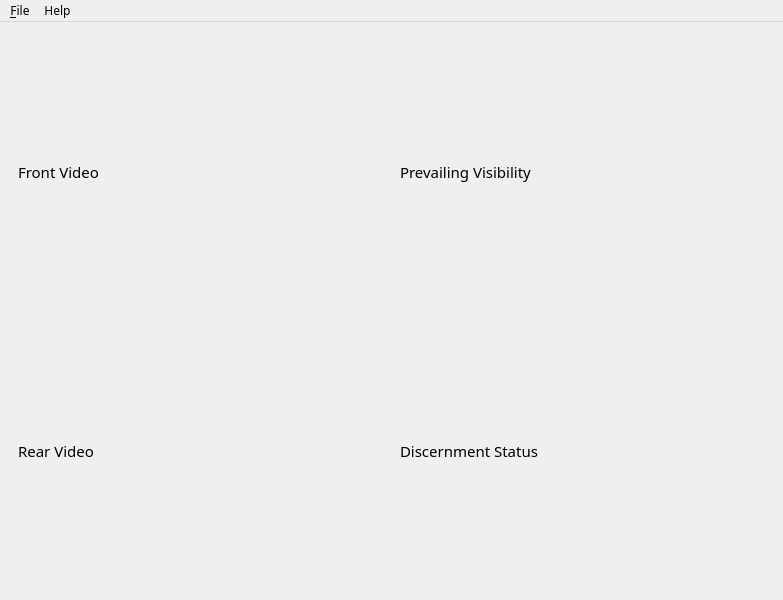
First picture: the form in js06/resources/main_view.ui, repository Oh-JongJin/js08, before the edit.
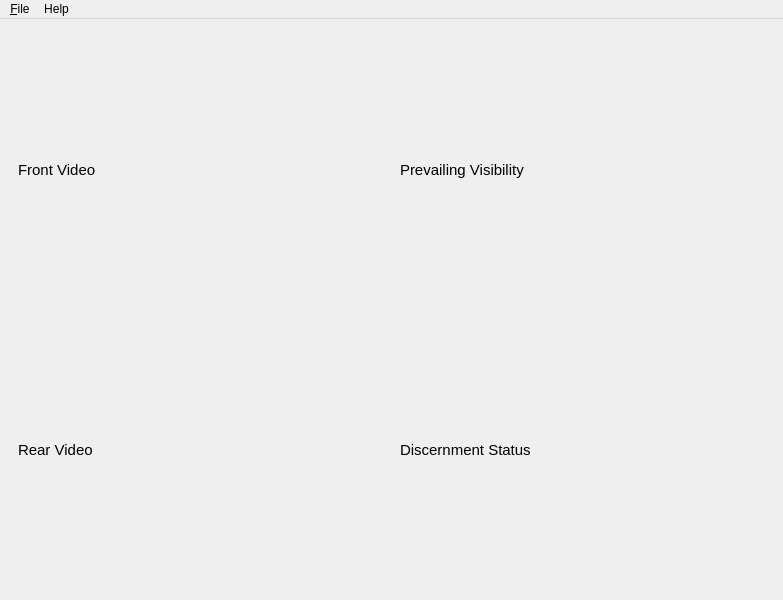
Second picture: the form after the edit.

Commit message: Modify custom font to system default font

```diff
--- a/js06/resources/main_view.ui
+++ b/js06/resources/main_view.ui
@@ -27,7 +27,6 @@
   </property>
   <property name="font">
    <font>
-    <family>Noto Sans</family>
     <pointsize>9</pointsize>
     <weight>50</weight>
     <italic>false</italic>
@@ -94,7 +93,6 @@
            <widget class="QLabel" name="front_video_label">
             <property name="font">
              <font>
-              <family>Noto Sans</family>
               <pointsize>11</pointsize>
               <weight>50</weight>
               <italic>false</italic>
@@ -123,7 +121,6 @@
            <widget class="QLabel" name="rear_video_label">
             <property name="font">
              <font>
-              <family>Noto Sans</family>
               <pointsize>11</pointsize>
               <weight>50</weight>
               <italic>false</italic>
@@ -156,7 +153,6 @@
            <widget class="QLabel" name="visibility_label">
             <property name="font">
              <font>
-              <family>Noto Sans</family>
               <pointsize>11</pointsize>
               <weight>50</weight>
               <italic>false</italic>
@@ -185,7 +181,6 @@
            <widget class="QLabel" name="discernment_label">
             <property name="font">
              <font>
-              <family>Noto Sans</family>
               <pointsize>11</pointsize>
               <weight>50</weight>
               <italic>false</italic>
@@ -223,9 +218,17 @@
      <x>0</x>
      <y>0</y>
      <width>783</width>
-     <height>23</height>
+     <height>21</height>
     </rect>
    </property>
+   <property name="font">
+    <font>
+     <pointsize>9</pointsize>
+     <weight>50</weight>
+     <italic>false</italic>
+     <bold>false</bold>
+    </font>
+   </property>
    <property name="autoFillBackground">
     <bool>false</bool>
    </property>
```
Left out of the diff: 10 changed lines with no effect on the pictures. The commit also changes 3 other files.
